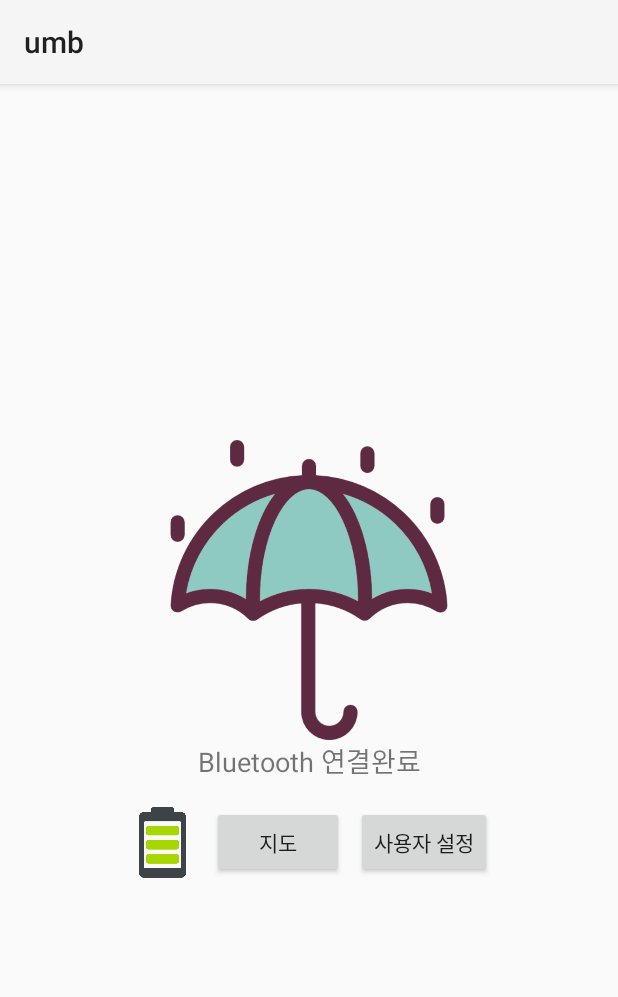
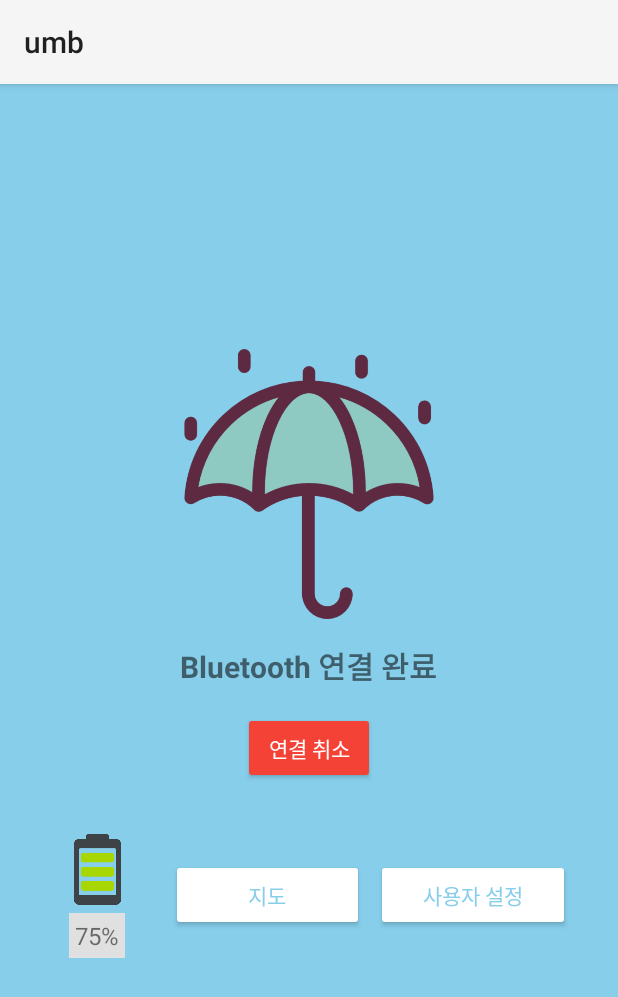
Before and after one commit to SmartUmbrella-Capstone/SmartUmbrella, an Android app: the MainActivity screen opened directly, with no data from a screen before it, on a phone screen of 412 x 824 dp. Shown: the top 997 px of the screen. Run offline under Robolectric (Android 15) with nearby library versions, the phone set to English and light mode, and no system bars.

Commit message:
ui 수정및 연결취소버튼 추가

```diff
--- a/app/src/main/java/com/example/smartumbrella/MainActivity.java
+++ b/app/src/main/java/com/example/smartumbrella/MainActivity.java
@@ -1,10 +1,12 @@
 package com.example.smartumbrella;
 
+import android.content.DialogInterface;
 import android.content.Intent;
 import android.os.Bundle;
 import android.view.View;
 import android.widget.Button;
 
+import androidx.appcompat.app.AlertDialog;
 import androidx.appcompat.app.AppCompatActivity;
 
 public class MainActivity extends AppCompatActivity {
@@ -14,12 +16,13 @@ public class MainActivity extends AppCompatActivity {
         super.onCreate(savedInstanceState);
         setContentView(R.layout.activity_main);
 
-        // 버튼 설정
-        Button button1 = findViewById(R.id.button1);
-        Button button2 = findViewById(R.id.button2);
+        // 버튼 초기화
+        Button buttonMap = findViewById(R.id.button1);
+        Button buttonSettings = findViewById(R.id.button2);
+        Button buttonCancel = findViewById(R.id.buttonCancel); // 연결 취소 버튼
 
-        // 버튼 클릭 리스너
-        button1.setOnClickListener(new View.OnClickListener() {
+        // 지도 버튼 클릭 리스너
+        buttonMap.setOnClickListener(new View.OnClickListener() {
             @Override
             public void onClick(View v) {
                 Intent intent = new Intent(MainActivity.this, MapActivity.class);
@@ -27,12 +30,39 @@ public class MainActivity extends AppCompatActivity {
             }
         });
 
-        button2.setOnClickListener(new View.OnClickListener() {
+        // 사용자 설정 버튼 클릭 리스너
+        buttonSettings.setOnClickListener(new View.OnClickListener() {
             @Override
             public void onClick(View v) {
                 Intent intent = new Intent(MainActivity.this, SettingActivity.class);
                 startActivity(intent);
             }
         });
+
+        // 연결 취소 버튼 클릭 리스너
+        buttonCancel.setOnClickListener(new View.OnClickListener() {
+            @Override
+            public void onClick(View v) {
+                showDisconnectDialog(); // 연결 해제 확인 다이얼로그 표시
+            }
+        });
+    }
+
+    // 연결 해제 확인 다이얼로그
+    private void showDisconnectDialog() {
+        new AlertDialog.Builder(this)
+                .setTitle("연결 해제")
+                .setMessage("정말 연결을 해제하시겠습니까?")
+                .setPositiveButton("예", new DialogInterface.OnClickListener() {
+                    @Override
+                    public void onClick(DialogInterface dialog, int which) {
+                        // SubMainActivity로 이동
+                        Intent intent = new Intent(MainActivity.this, SubMainActivity.class);
+                        startActivity(intent);
+                        finish(); // MainActivity 종료
+                    }
+                })
+                .setNegativeButton("아니오", null) // 액션 없이 다이얼로그 닫기
+                .show();
     }
 }
--- a/app/src/main/java/com/example/smartumbrella/SubMainActivity.java
+++ b/app/src/main/java/com/example/smartumbrella/SubMainActivity.java
@@ -8,6 +8,7 @@ import android.os.Bundle;
 import android.provider.Settings;
 import android.widget.Button;
 import android.widget.Toast;
+
 import androidx.appcompat.app.AppCompatActivity;
 import androidx.core.app.ActivityCompat;
 import androidx.core.content.ContextCompat;
@@ -20,20 +21,23 @@ public class SubMainActivity extends AppCompatActivity {
         super.onCreate(savedInstanceState);
         setContentView(R.layout.activity_submain); // SubMainActivity 레이아웃 연결
 
-        // 블루투스 권한 요청
-        requestLocationPermission();
+        // Bluetooth 및 위치 권한 요청
+        requestPermissions();
 
         Button connectButton = findViewById(R.id.connect_button);
         connectButton.setOnClickListener(view -> {
-            // 블루투스 설정 화면으로 이동
+            // Bluetooth 설정으로 이동
             Intent intent = new Intent(Settings.ACTION_BLUETOOTH_SETTINGS);
             startActivityForResult(intent, REQUEST_CODE_LOCATION);
         });
     }
 
-    private void requestLocationPermission() {
+    private void requestPermissions() {
+        // 위치 권한 확인 및 요청
         if (ContextCompat.checkSelfPermission(this, Manifest.permission.ACCESS_FINE_LOCATION) != PackageManager.PERMISSION_GRANTED) {
             ActivityCompat.requestPermissions(this, new String[]{Manifest.permission.ACCESS_FINE_LOCATION}, REQUEST_CODE_LOCATION);
+        } else {
+            checkBluetooth();
         }
     }
 
@@ -42,10 +46,19 @@ public class SubMainActivity extends AppCompatActivity {
         super.onRequestPermissionsResult(requestCode, permissions, grantResults);
         if (requestCode == REQUEST_CODE_LOCATION) {
             if (grantResults.length > 0 && grantResults[0] == PackageManager.PERMISSION_GRANTED) {
-                Toast.makeText(this, "위치 권한이 허용되었습니다.", Toast.LENGTH_SHORT).show();
+                Toast.makeText(this, "위치 권한이 부여되었습니다.", Toast.LENGTH_SHORT).show();
+                checkBluetooth(); // 권한이 부여된 후 Bluetooth 확인
             } else {
                 Toast.makeText(this, "위치 권한이 필요합니다.", Toast.LENGTH_SHORT).show();
             }
+        }
+    }
+
+    private void checkBluetooth() {
+        BluetoothAdapter bluetoothAdapter = BluetoothAdapter.getDefaultAdapter();
+        if (bluetoothAdapter == null || !bluetoothAdapter.isEnabled()) {
+            // Bluetooth가 지원되지 않거나 활성화되어 있지 않음
+            Toast.makeText(this, "Bluetooth를 활성화해 주세요.", Toast.LENGTH_SHORT).show();
         }
     }
 
@@ -53,7 +66,7 @@ public class SubMainActivity extends AppCompatActivity {
     protected void onActivityResult(int requestCode, int resultCode, Intent data) {
         super.onActivityResult(requestCode, resultCode, data);
         if (requestCode == REQUEST_CODE_LOCATION) {
-            // 블루투스 설정 후 MainActivity로 이동
+            // Bluetooth 설정 후 MainActivity로 돌아가기
             Intent intent = new Intent(SubMainActivity.this, MainActivity.class);
             startActivity(intent);
             finish(); // SubMainActivity 종료
--- a/app/src/main/res/layout/activity_main.xml
+++ b/app/src/main/res/layout/activity_main.xml
@@ -1,35 +1,58 @@
 <?xml version="1.0" encoding="utf-8"?>
-
 <LinearLayout
     xmlns:android="http://schemas.android.com/apk/res/android"
     android:orientation="vertical"
     android:layout_width="match_parent"
     android:layout_height="match_parent"
-    android:gravity="center">
+    android:gravity="center"
+    android:padding="16dp"
+    android:background="@color/light_blue">
+
 
     <ImageView
         android:id="@+id/umbrella"
-        android:layout_width="200dp"
-        android:layout_height="200dp"
+        android:layout_width="180dp"
+        android:layout_height="180dp"
         android:scaleType="fitCenter"
-        android:src="@drawable/umbrella" />
+        android:src="@drawable/umbrella"
+        android:layout_marginBottom="16dp" />
 
     <TextView
         android:id="@+id/textView"
-        android:layout_width="match_parent"
+        android:layout_width="wrap_content"
         android:layout_height="wrap_content"
-        android:text="Bluetooth 연결완료"
+        android:text="Bluetooth 연결 완료"
         android:gravity="center"
-        android:textSize="18sp"
-        android:layout_marginBottom="16dp" />
+        android:textSize="20sp"
+        android:layout_marginBottom="16dp"
+        android:textStyle="bold" />
+
+    <!-- 연결 취소 버튼 추가 -->
+    <Button
+        android:id="@+id/buttonCancel"
+        android:layout_width="wrap_content"
+        android:layout_height="wrap_content"
+        android:text="연결 취소"
+        android:textColor="#FFFFFF"
+        android:backgroundTint="#F44336"
+        android:layout_marginBottom="24dp"
+        android:padding="10dp" />
 
     <LinearLayout
         android:orientation="horizontal"
-        android:layout_width="wrap_content"
+        android:layout_width="match_parent"
         android:layout_height="wrap_content"
         android:gravity="center"
         android:layout_marginStart="16dp"
         android:layout_marginEnd="16dp">
+
+        <LinearLayout
+            android:orientation="vertical"
+            android:layout_width="wrap_content"
+            android:layout_height="wrap_content"
+            android:gravity="center"
+            android:layout_marginEnd="16dp"
+            android:padding="8dp">
 
             <ImageView
                 android:id="@+id/battery"
@@ -37,7 +60,19 @@
                 android:layout_height="50dp"
                 android:scaleType="fitCenter"
                 android:src="@drawable/battery"
-            android:layout_marginEnd="8dp"/>
+                 />
+
+            <TextView
+                android:id="@+id/batteryPercentage"
+                android:layout_width="wrap_content"
+                android:layout_height="wrap_content"
+                android:text="75%"
+                android:gravity="center"
+                android:textSize="16sp"
+                android:layout_marginTop="4dp"
+                android:background="#E0E0E0"
+                android:padding="4dp" />
+        </LinearLayout>
 
         <Button
             android:id="@+id/button1"
@@ -45,13 +80,19 @@
             android:layout_height="wrap_content"
             android:layout_weight="1"
             android:text="지도"
-            android:layout_marginEnd="8dp" />
+            android:textColor="@color/light_blue"
+            android:backgroundTint="@color/white"
+            android:layout_marginEnd="8dp"
+            android:padding="10dp" />
 
         <Button
             android:id="@+id/button2"
             android:layout_width="0dp"
             android:layout_height="wrap_content"
             android:layout_weight="1"
-            android:text="사용자 설정" />
+            android:text="사용자 설정"
+            android:textColor="@color/light_blue"
+            android:backgroundTint="@color/white"
+            android:padding="10dp" />
     </LinearLayout>
 </LinearLayout>
```
Lines whose indentation alone changed are shown as unchanged.
